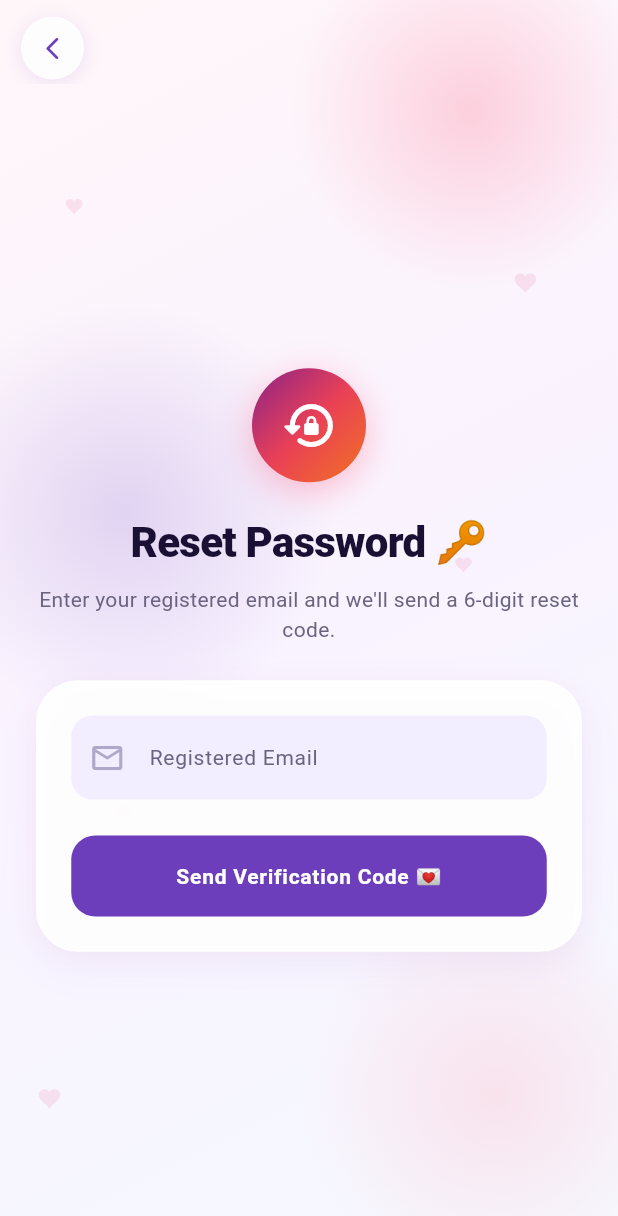
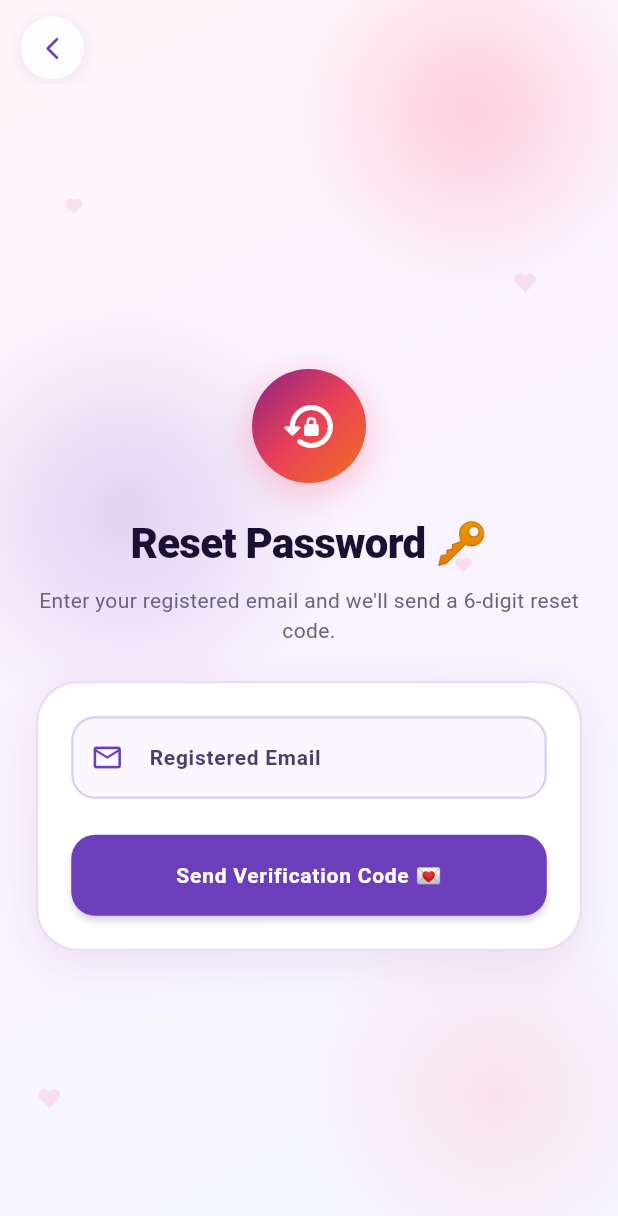
Before and after one commit to Jaymeen69/soulsync, a Flutter app: the ForgotPasswordScreen screen opened by its route, on a phone screen of 412 x 824 dp. Shown: the top 1216 px of the screen. Run offline on Flutter 3.47's test engine with Material 3 defaults, Android fonts, the phone set to English and light mode, and no system bars; our stand-ins replace firebase_core, flutter_riverpod, go_router, shared_preferences, supabase_flutter; accounts and stored records are empty; Roboto replaces fonts that are missing (Nunito).

Commit message:
style(ui): add high-contrast borders and distinct fill to all text fields

```diff
--- a/lib/core/theme/app_theme.dart
+++ b/lib/core/theme/app_theme.dart
@@ -51,8 +51,15 @@ abstract final class AppTheme {
         foregroundColor: Colors.white,
         minimumSize: const Size(double.infinity, 54),
         shape: RoundedRectangleBorder(borderRadius: BorderRadius.circular(16)),
-        textStyle: AppTypography.labelLarge,
-        elevation: 0,
+        textStyle: const TextStyle(
+          fontFamily: 'Nunito',
+          fontSize: 16,
+          fontWeight: FontWeight.w700,
+          color: Colors.white,
+          letterSpacing: 0.3,
+        ),
+        elevation: 2,
+        shadowColor: AppColors.primary.withOpacity(0.35),
       ),
     ),
     outlinedButtonTheme: OutlinedButtonThemeData(
@@ -66,26 +73,27 @@ abstract final class AppTheme {
     ),
     inputDecorationTheme: InputDecorationTheme(
       filled: true,
-      fillColor: AppColors.surfaceVariant,
+      fillColor: const Color(0xFFF9F6FE),
       border: OutlineInputBorder(
-        borderRadius: BorderRadius.circular(14),
-        borderSide: BorderSide.none,
+        borderRadius: BorderRadius.circular(16),
+        borderSide: const BorderSide(color: Color(0xFFDACDF2), width: 1.5),
       ),
       enabledBorder: OutlineInputBorder(
-        borderRadius: BorderRadius.circular(14),
-        borderSide: BorderSide.none,
+        borderRadius: BorderRadius.circular(16),
+        borderSide: const BorderSide(color: Color(0xFFDACDF2), width: 1.5),
       ),
       focusedBorder: OutlineInputBorder(
-        borderRadius: BorderRadius.circular(14),
-        borderSide: const BorderSide(color: AppColors.primary, width: 1.5),
+        borderRadius: BorderRadius.circular(16),
+        borderSide: const BorderSide(color: AppColors.primary, width: 2.0),
       ),
       errorBorder: OutlineInputBorder(
-        borderRadius: BorderRadius.circular(14),
+        borderRadius: BorderRadius.circular(16),
         borderSide: const BorderSide(color: AppColors.error, width: 1.5),
       ),
-      contentPadding: const EdgeInsets.symmetric(horizontal: 16, vertical: 16),
-      hintStyle: AppTypography.bodyMedium,
-      labelStyle: AppTypography.bodyMedium,
+      contentPadding: const EdgeInsets.symmetric(horizontal: 18, vertical: 16),
+      hintStyle: const TextStyle(color: Color(0xFF9E96B8), fontSize: 14),
+      labelStyle: const TextStyle(color: Color(0xFF4A3E6B), fontSize: 14, fontWeight: FontWeight.w600),
+      floatingLabelStyle: const TextStyle(color: AppColors.primary, fontSize: 14, fontWeight: FontWeight.w700),
     ),
     cardTheme: CardThemeData(
       color: AppColors.surface,
--- a/lib/features/auth/presentation/screens/email_verification_screen.dart
+++ b/lib/features/auth/presentation/screens/email_verification_screen.dart
@@ -330,11 +330,15 @@ class _EmailVerificationScreenState extends ConsumerState<EmailVerificationScree
                                   decoration: InputDecoration(
                                     counterText: '',
                                     filled: true,
-                                    fillColor: AppColors.surfaceVariant,
+                                    fillColor: const Color(0xFFFAF7FF),
                                     contentPadding: EdgeInsets.zero,
                                     border: OutlineInputBorder(
                                       borderRadius: BorderRadius.circular(14),
-                                      borderSide: BorderSide.none,
+                                      borderSide: const BorderSide(color: Color(0xFFDACDF2), width: 1.5),
+                                    ),
+                                    enabledBorder: OutlineInputBorder(
+                                      borderRadius: BorderRadius.circular(14),
+                                      borderSide: const BorderSide(color: Color(0xFFDACDF2), width: 1.5),
                                     ),
                                     focusedBorder: OutlineInputBorder(
                                       borderRadius: BorderRadius.circular(14),
--- a/lib/shared/widgets/romantic_glass_card.dart
+++ b/lib/shared/widgets/romantic_glass_card.dart
@@ -20,21 +20,21 @@ class RomanticGlassCard extends StatelessWidget {
     return Container(
       padding: padding,
       decoration: BoxDecoration(
-        color: Colors.white.withOpacity(0.92),
+        color: Colors.white,
         borderRadius: BorderRadius.circular(borderRadius),
         border: Border.all(
-          color: Colors.white,
+          color: const Color(0xFFEADBFA),
           width: 1.5,
         ),
         boxShadow: [
           BoxShadow(
-            color: AppColors.primary.withOpacity(0.06),
-            blurRadius: 24,
+            color: const Color(0xFF6C3EBC).withOpacity(0.08),
+            blurRadius: 28,
             offset: const Offset(0, 10),
           ),
           BoxShadow(
-            color: AppColors.romanticRose.withOpacity(0.04),
-            blurRadius: 16,
+            color: const Color(0xFFFF4B72).withOpacity(0.05),
+            blurRadius: 18,
             offset: const Offset(0, 4),
           ),
         ],
--- a/lib/shared/widgets/soulsync_text_field.dart
+++ b/lib/shared/widgets/soulsync_text_field.dart
@@ -81,17 +81,55 @@ class _SoulSyncTextFieldState extends State<SoulSyncTextField> {
       enabled: widget.enabled,
       autofillHints: widget.autofillHints,
       focusNode: widget.focusNode,
+      style: const TextStyle(
+        color: AppColors.textPrimary,
+        fontSize: 15,
+        fontWeight: FontWeight.w600,
+      ),
       decoration: InputDecoration(
         labelText: widget.label,
+        labelStyle: const TextStyle(
+          color: Color(0xFF4A3E6B),
+          fontSize: 14,
+          fontWeight: FontWeight.w600,
+        ),
+        floatingLabelStyle: const TextStyle(
+          color: AppColors.primary,
+          fontSize: 14,
+          fontWeight: FontWeight.w700,
+        ),
         hintText: widget.hint,
+        hintStyle: const TextStyle(
+          color: Color(0xFF9E96B8),
+          fontSize: 14,
+        ),
+        filled: true,
+        fillColor: const Color(0xFFFAF7FF),
+        border: OutlineInputBorder(
+          borderRadius: BorderRadius.circular(16),
+          borderSide: const BorderSide(color: Color(0xFFDACDF2), width: 1.5),
+        ),
+        enabledBorder: OutlineInputBorder(
+          borderRadius: BorderRadius.circular(16),
+          borderSide: const BorderSide(color: Color(0xFFDACDF2), width: 1.5),
+        ),
+        focusedBorder: OutlineInputBorder(
+          borderRadius: BorderRadius.circular(16),
+          borderSide: const BorderSide(color: AppColors.primary, width: 2.0),
+        ),
+        errorBorder: OutlineInputBorder(
+          borderRadius: BorderRadius.circular(16),
+          borderSide: const BorderSide(color: AppColors.error, width: 1.5),
+        ),
+        contentPadding: const EdgeInsets.symmetric(horizontal: 18, vertical: 16),
         prefixIcon: widget.prefixIcon != null
-            ? Icon(widget.prefixIcon, color: AppColors.textHint)
+            ? Icon(widget.prefixIcon, color: AppColors.primary, size: 22)
             : null,
         suffixIcon: widget.obscureText
             ? IconButton(
                 icon: Icon(
                   _obscure ? Icons.visibility_off_rounded : Icons.visibility_rounded,
-                  color: _obscure ? AppColors.textHint : AppColors.primary,
+                  color: _obscure ? const Color(0xFF8A7FA8) : AppColors.primary,
                   size: 22,
                 ),
                 tooltip: _obscure ? 'Show password' : 'Hide password',
```
